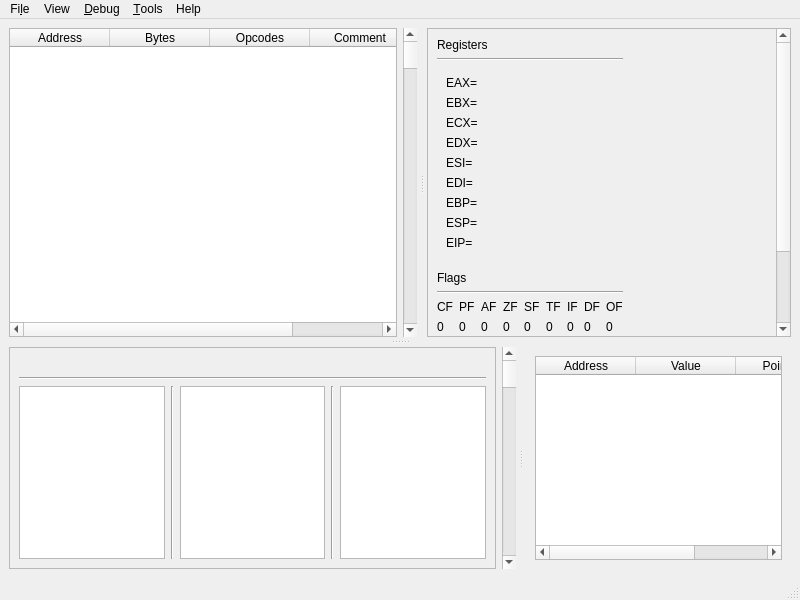
First picture: the form in GUI/MemoryViewerWindow.ui, repository korcankaraokcu/PINCE, before the edit.
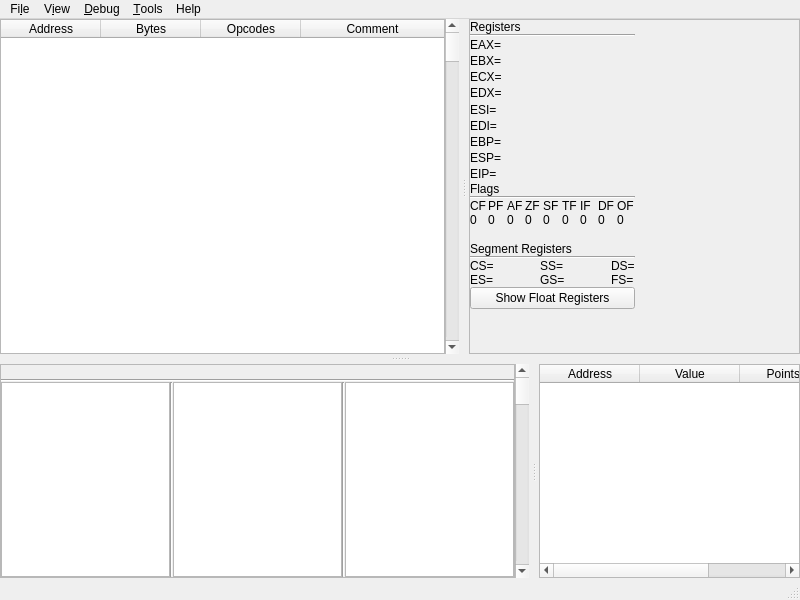
Second picture: the form after the edit. The open tabs and pages were chosen to show the change. Custom widgets are drawn as their Qt base class.

Commit message: Fixed spacing problems

```diff
--- a/GUI/MemoryViewerWindow.ui
+++ b/GUI/MemoryViewerWindow.ui
@@ -15,6 +15,21 @@
   </property>
   <widget class="QWidget" name="centralwidget">
    <layout class="QGridLayout" name="gridLayout_5">
+    <property name="leftMargin">
+     <number>0</number>
+    </property>
+    <property name="topMargin">
+     <number>0</number>
+    </property>
+    <property name="rightMargin">
+     <number>0</number>
+    </property>
+    <property name="bottomMargin">
+     <number>0</number>
+    </property>
+    <property name="spacing">
+     <number>0</number>
+    </property>
     <item row="0" column="0">
      <widget class="QSplitter" name="splitter_MainMiddle">
       <property name="lineWidth">
@@ -41,6 +56,21 @@
        </property>
        <widget class="QWidget" name="widget_Disassemble" native="true">
         <layout class="QGridLayout" name="gridLayout_2">
+         <property name="leftMargin">
+          <number>0</number>
+         </property>
+         <property name="topMargin">
+          <number>0</number>
+         </property>
+         <property name="rightMargin">
+          <number>0</number>
+         </property>
+         <property name="bottomMargin">
+          <number>0</number>
+         </property>
+         <property name="spacing">
+          <number>0</number>
+         </property>
          <item row="0" column="0">
           <widget class="QTableWidget" name="tableWidget_Disassemble">
            <property name="font">
@@ -117,6 +147,21 @@
          </size>
         </property>
         <layout class="QGridLayout" name="gridLayout_4">
+         <property name="leftMargin">
+          <number>0</number>
+         </property>
+         <property name="topMargin">
+          <number>0</number>
+         </property>
+         <property name="rightMargin">
+          <number>0</number>
+         </property>
+         <property name="bottomMargin">
+          <number>0</number>
+         </property>
+         <property name="spacing">
+          <number>0</number>
+         </property>
          <item row="0" column="0">
           <widget class="QScrollArea" name="scrollArea_Registers">
            <property name="widgetResizable">
@@ -127,15 +172,36 @@
              <rect>
               <x>0</x>
               <y>0</y>
-              <width>336</width>
-              <height>457</height>
+              <width>332</width>
+              <height>348</height>
              </rect>
             </property>
             <layout class="QGridLayout" name="gridLayout_8">
+             <property name="leftMargin">
+              <number>0</number>
+             </property>
+             <property name="topMargin">
+              <number>0</number>
+             </property>
+             <property name="rightMargin">
+              <number>0</number>
+             </property>
+             <property name="bottomMargin">
+              <number>0</number>
+             </property>
+             <property name="spacing">
+              <number>0</number>
+             </property>
              <item row="0" column="0">
               <layout class="QHBoxLayout" name="horizontalLayout_4">
+               <property name="spacing">
+                <number>0</number>
+               </property>
                <item>
                 <layout class="QVBoxLayout" name="verticalLayout_19">
+                 <property name="spacing">
+                  <number>0</number>
+                 </property>
                  <item>
                   <widget class="QLabel" name="label_3">
                    <property name="font">
@@ -157,23 +223,59 @@
                  </item>
                  <item>
                   <widget class="QStackedWidget" name="stackedWidget">
+                   <property name="sizePolicy">
+                    <sizepolicy hsizetype="Preferred" vsizetype="Fixed">
+                     <horstretch>0</horstretch>
+                     <verstretch>0</verstretch>
+                    </sizepolicy>
+                   </property>
+                   <property name="minimumSize">
+                    <size>
+                     <width>0</width>
+                     <height>145</height>
+                    </size>
+                   </property>
                    <property name="maximumSize">
                     <size>
                      <width>16777215</width>
-                     <height>200</height>
+                     <height>145</height>
                     </size>
                    </property>
                    <property name="currentIndex">
-                    <number>0</number>
+                    <number>1</number>
                    </property>
                    <widget class="QWidget" name="registers_64">
                     <layout class="QGridLayout" name="gridLayout_7">
+                     <property name="leftMargin">
+                      <number>0</number>
+                     </property>
+                     <property name="topMargin">
+                      <number>0</number>
+                     </property>
+                     <property name="rightMargin">
+                      <number>0</number>
+                     </property>
+                     <property name="bottomMargin">
+                      <number>0</number>
+                     </property>
+                     <property name="spacing">
+                      <number>0</number>
+                     </property>
                      <item row="0" column="0">
                       <layout class="QVBoxLayout" name="verticalLayout_17">
+                       <property name="spacing">
+                        <number>0</number>
+                       </property>
                        <item>
                         <layout class="QHBoxLayout" name="horizontalLayout">
+                         <property name="spacing">
+                          <number>0</number>
+                         </property>
                          <item>
                           <layout class="QVBoxLayout" name="verticalLayout_16">
+                           <property name="spacing">
+                            <number>0</number>
+                           </property>
                            <item>
                             <widget class="QRegisterLabel" name="RAX">
                              <property name="font">
@@ -287,6 +389,9 @@
                          </item>
                          <item>
                           <layout class="QVBoxLayout" name="verticalLayout_3">
+                           <property name="spacing">
+                            <number>0</number>
+                           </property>
                            <item>
                             <widget class="QRegisterLabel" name="R8">
                              <property name="font">
@@ -389,6 +494,9 @@
                        </item>
                        <item>
                         <layout class="QHBoxLayout" name="horizontalLayout_18">
+                         <property name="spacing">
+                          <number>0</number>
+                         </property>
                          <item>
                           <widget class="QRegisterLabel" name="RIP">
                            <property name="font">
@@ -435,12 +543,36 @@
                    </widget>
                    <widget class="QWidget" name="registers_32">
                     <layout class="QGridLayout" name="gridLayout_6">
+                     <property name="leftMargin">
+                      <number>0</number>
+                     </property>
+                     <property name="topMargin">
+                      <number>0</number>
+                     </property>
+                     <property name="rightMargin">
+                      <number>0</number>
+                     </property>
+                     <property name="bottomMargin">
+                      <number>0</number>
+                     </property>
+                     <property name="spacing">
+                      <number>0</number>
+                     </property>
                      <item row="0" column="0">
                       <layout class="QVBoxLayout" name="verticalLayout_14">
+                       <property name="spacing">
+                        <number>0</number>
+                       </property>
                        <item>
                         <layout class="QHBoxLayout" name="horizontalLayout_3">
+                         <property name="spacing">
+                          <number>0</number>
+                         </property>
                          <item>
                           <layout class="QVBoxLayout" name="verticalLayout_2">
+                           <property name="spacing">
+                            <number>0</number>
+                           </property>
                            <item>
                             <widget class="QRegisterLabel" name="EAX">
                              <property name="font">
@@ -566,19 +698,6 @@
                          </item>
                         </layout>
                        </item>
-                       <item>
-                        <spacer name="verticalSpacer_2">
-                         <property name="orientation">
-                          <enum>Qt::Vertical</enum>
-                         </property>
-                         <property name="sizeHint" stdset="0">
-                          <size>
-                           <width>156</width>
-                           <height>16</height>
-                          </size>
-                         </property>
-                        </spacer>
-                       </item>
                       </layout>
                      </item>
                     </layout>
@@ -606,8 +725,14 @@
                  </item>
                  <item>
                   <layout class="QHBoxLayout" name="horizontalLayout_21">
+                   <property name="spacing">
+                    <number>0</number>
+                   </property>
                    <item>
                     <layout class="QVBoxLayout" name="verticalLayout_5">
+                     <property name="spacing">
+                      <number>0</number>
+                     </property>
                      <item>
                       <widget class="QLabel" name="label_31">
                        <property name="font">
@@ -636,6 +761,9 @@
                    </item>
                    <item>
                     <layout class="QVBoxLayout" name="verticalLayout_6">
+                     <property name="spacing">
+                      <number>0</number>
+                     </property>
                      <item>
                       <widget class="QLabel" name="label_35">
                        <property name="font">
@@ -664,6 +792,9 @@
                    </item>
                    <item>
                     <layout class="QVBoxLayout" name="verticalLayout_7">
+                     <property name="spacing">
+                      <number>0</number>
+                     </property>
                      <item>
                       <widget class="QLabel" name="label_37">
                        <property name="font">
@@ -692,6 +823,9 @@
                    </item>
                    <item>
                     <layout class="QVBoxLayout" name="verticalLayout_8">
+                     <property name="spacing">
+                      <number>0</number>
+                     </property>
                      <item>
                       <widget class="QLabel" name="label_39">
                        <property name="font">
@@ -720,6 +854,9 @@
                    </item>
                    <item>
                     <layout class="QVBoxLayout" name="verticalLayout_9">
+                     <property name="spacing">
+                      <number>0</number>
+                     </property>
                      <item>
                       <widget class="QLabel" name="label_41">
                        <property name="font">
@@ -748,6 +885,9 @@
                    </item>
                    <item>
                     <layout class="QVBoxLayout" name="verticalLayout_10">
+                     <property name="spacing">
+                      <number>0</number>
+                     </property>
                      <item>
                       <widget class="QLabel" name="label_43">
                        <property name="font">
@@ -776,6 +916,9 @@
                    </item>
                    <item>
                     <layout class="QVBoxLayout" name="verticalLayout_11">
+                     <property name="spacing">
+                      <number>0</number>
+                     </property>
                      <item>
                       <widget class="QLabel" name="label_45">
                        <property name="font">
@@ -804,6 +947,9 @@
                    </item>
                    <item>
                     <layout class="QVBoxLayout" name="verticalLayout_12">
+                     <property name="spacing">
+                      <number>0</number>
+                     </property>
                      <item>
                       <widget class="QLabel" name="label_47">
                        <property name="font">
@@ -832,6 +978,9 @@
                    </item>
                    <item>
                     <layout class="QVBoxLayout" name="verticalLayout_13">
+                     <property name="spacing">
+                      <number>0</number>
+                     </property>
                      <item>
                       <widget class="QLabel" name="label_49">
                        <property name="font">
@@ -860,6 +1009,22 @@
                    </item>
                   </layout>
                  </item>
+                 <item>
+                  <spacer name="verticalSpacer_2">
+                   <property name="orientation">
+                    <enum>Qt::Vertical</enum>
+                   </property>
+                   <property name="sizeType">
+                    <enum>QSizePolicy::Fixed</enum>
+                   </property>
+                   <property name="sizeHint" stdset="0">
+                    <size>
+                     <width>20</width>
+                     <height>15</height>
+                    </size>
+                   </property>
+                  </spacer>
+                 </item>
                  <item>
                   <widget class="QLabel" name="label_30">
                    <property name="font">
@@ -881,8 +1046,14 @@
                  </item>
                  <item>
                   <layout class="QHBoxLayout" name="horizontalLayout_2">
+                   <property name="spacing">
+                    <number>0</number>
+                   </property>
                    <item>
                     <layout class="QVBoxLayout" name="verticalLayout_4">
+                     <property name="spacing">
+                      <number>0</number>
+                     </property>
                      <item>
                       <widget class="QRegisterLabel" name="CS">
                        <property name="font">
@@ -924,6 +1095,9 @@
                    </item>
                    <item>
                     <layout class="QVBoxLayout" name="verticalLayout_15">
+                     <property name="spacing">
+                      <number>0</number>
+                     </property>
                      <item>
                       <widget class="QRegisterLabel" name="SS">
                        <property name="font">
@@ -965,6 +1139,9 @@
                    </item>
                    <item>
                     <layout class="QVBoxLayout" name="verticalLayout_18">
+                     <property name="spacing">
+                      <number>0</number>
+                     </property>
                      <item>
                       <widget class="QRegisterLabel" name="DS">
                        <property name="font">
@@ -1051,6 +1228,24 @@
        </property>
        <widget class="QWidget" name="widget_HexView" native="true">
         <layout class="QGridLayout" name="gridLayout">
+         <property name="leftMargin">
+          <number>0</number>
+         </property>
+         <property name="topMargin">
+          <number>0</number>
+         </property>
+         <property name="rightMargin">
+          <number>0</number>
+         </property>
+         <property name="bottomMargin">
+          <number>0</number>
+         </property>
+         <property name="horizontalSpacing">
+          <number>0</number>
+         </property>
+         <property name="verticalSpacing">
+          <number>4</number>
+         </property>
          <item row="0" column="0">
           <widget class="QScrollArea" name="scrollArea_Hex">
            <property name="widgetResizable">
@@ -1061,13 +1256,31 @@
              <rect>
               <x>0</x>
               <y>0</y>
-              <width>510</width>
-              <height>176</height>
+              <width>547</width>
+              <height>181</height>
              </rect>
             </property>
             <layout class="QGridLayout" name="gridLayout_11">
+             <property name="leftMargin">
+              <number>0</number>
+             </property>
+             <property name="topMargin">
+              <number>0</number>
+             </property>
+             <property name="rightMargin">
+              <number>0</number>
+             </property>
+             <property name="bottomMargin">
+              <number>0</number>
+             </property>
+             <property name="spacing">
+              <number>0</number>
+             </property>
              <item row="2" column="0">
               <layout class="QHBoxLayout" name="horizontalLayout_5">
+               <property name="spacing">
+                <number>0</number>
+               </property>
                <item>
                 <widget class="QTableWidget" name="tableWidget_HexView_Address">
                  <property name="editTriggers">
@@ -1162,13 +1375,43 @@
        </widget>
        <widget class="QWidget" name="widget_StackView" native="true">
         <layout class="QGridLayout" name="gridLayout_3">
+         <property name="leftMargin">
+          <number>0</number>
+         </property>
+         <property name="topMargin">
+          <number>0</number>
+         </property>
+         <property name="rightMargin">
+          <number>0</number>
+         </property>
+         <property name="bottomMargin">
+          <number>0</number>
+         </property>
+         <property name="spacing">
+          <number>0</number>
+         </property>
          <item row="0" column="0">
           <widget class="QStackedWidget" name="stackedWidget_StackScreens">
            <property name="currentIndex">
-            <number>0</number>
+            <number>1</number>
            </property>
            <widget class="QWidget" name="StackTrace">
             <layout class="QGridLayout" name="gridLayout_9">
+             <property name="leftMargin">
+              <number>0</number>
+             </property>
+             <property name="topMargin">
+              <number>0</number>
+             </property>
+             <property name="rightMargin">
+              <number>0</number>
+             </property>
+             <property name="bottomMargin">
+              <number>0</number>
+             </property>
+             <property name="spacing">
+              <number>0</number>
+             </property>
              <item row="0" column="0">
               <widget class="QTableWidget" name="tableWidget_StackTrace">
                <property name="font">
@@ -1213,6 +1456,21 @@
            </widget>
            <widget class="QWidget" name="Stack">
             <layout class="QGridLayout" name="gridLayout_10">
+             <property name="leftMargin">
+              <number>0</number>
+             </property>
+             <property name="topMargin">
+              <number>0</number>
+             </property>
+             <property name="rightMargin">
+              <number>0</number>
+             </property>
+             <property name="bottomMargin">
+              <number>0</number>
+             </property>
+             <property name="spacing">
+              <number>0</number>
+             </property>
              <item row="0" column="0">
               <widget class="QTableWidget" name="tableWidget_Stack">
                <property name="font">
@@ -1280,7 +1538,7 @@
    </property>
    <widget class="QMenu" name="menuView">
     <property name="title">
-     <string>View</string>
+     <string>V&amp;iew</string>
     </property>
     <addaction name="actionBookmarks"/>
     <addaction name="actionStackTrace_Info"/>
```
The commit also changes 2 other files.
